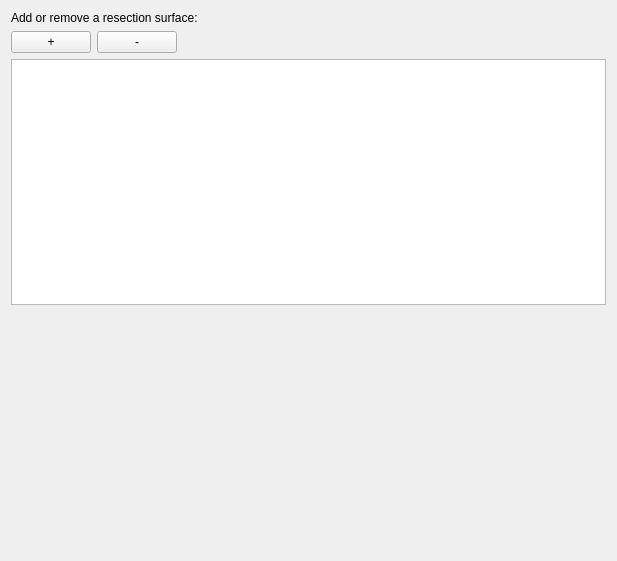
Before: the Qt Designer form ResectionPlanning/Resources/UI/qSlicerResectionPlanningSurfacesWidget.ui in TheInterventionCentre/NorMIT-Plan, drawn with Qt 5.
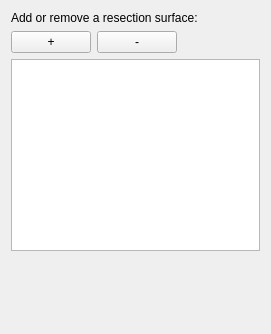
After: the same form once the commit is applied.

Commit message: FIX: for minimum size problem so module passes qSlicerResectionPlanningModuleWidgetGenericTest TST: Test in python for adding / removing tumors

Patch:
```diff
--- a/ResectionPlanning/Resources/UI/qSlicerResectionPlanningSurfacesWidget.ui
+++ b/ResectionPlanning/Resources/UI/qSlicerResectionPlanningSurfacesWidget.ui
@@ -6,8 +6,8 @@
    <rect>
     <x>0</x>
     <y>0</y>
-    <width>617</width>
-    <height>561</height>
+    <width>271</width>
+    <height>334</height>
    </rect>
   </property>
   <property name="windowTitle">
@@ -53,7 +53,14 @@
     </layout>
    </item>
    <item>
-    <widget class="QListWidget" name="listResectionSurfaces"/>
+    <widget class="QListWidget" name="listResectionSurfaces">
+     <property name="minimumSize">
+      <size>
+       <width>0</width>
+       <height>100</height>
+      </size>
+     </property>
+    </widget>
    </item>
    <item>
     <spacer name="verticalSpacer">
```
The commit also changes 7 other files.
